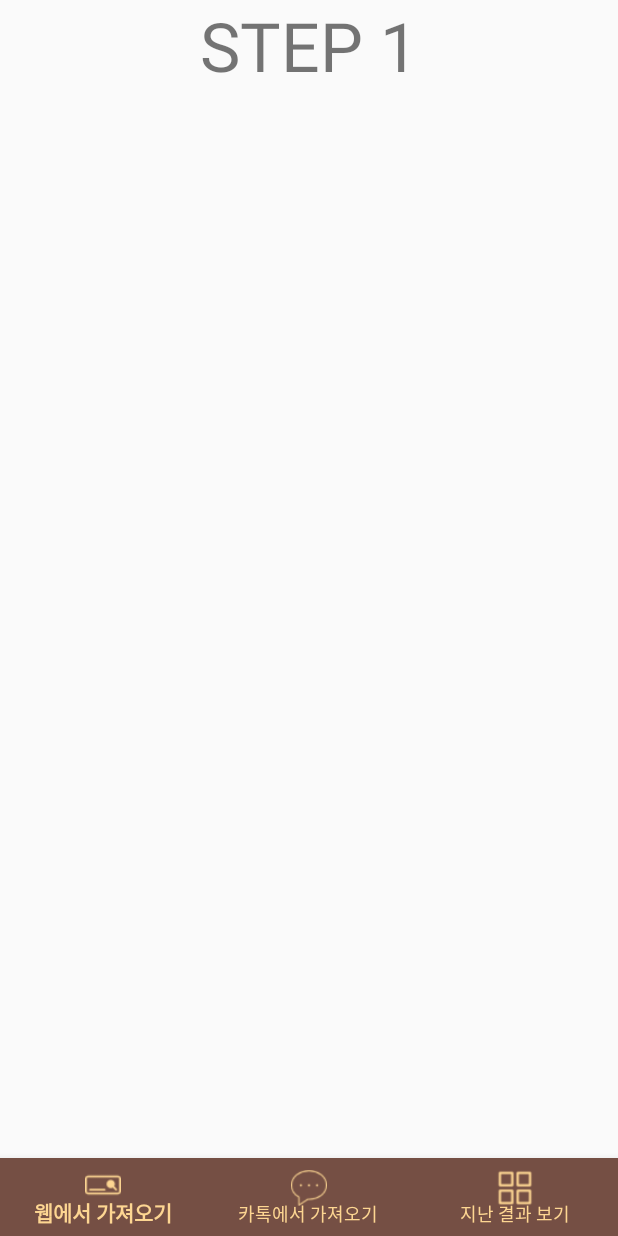
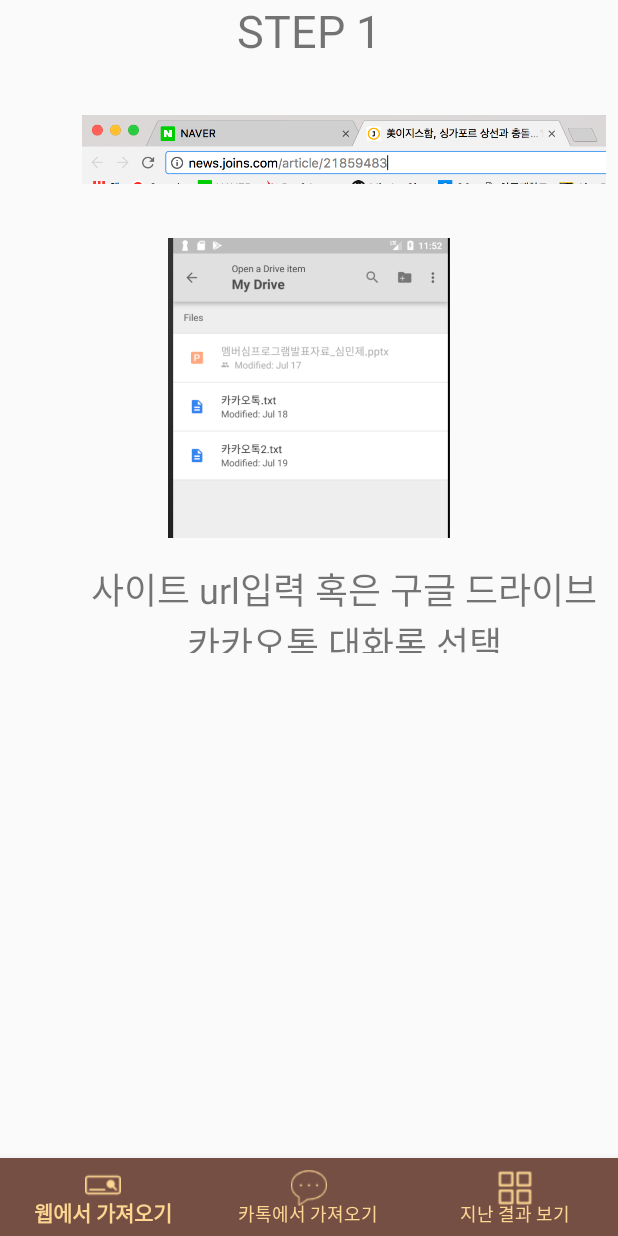
Before and after one commit to MinJaeSim/MobileWordCloud, an Android app: the fragment StepFragment placed in its activity, on a phone screen of 412 x 824 dp. Run offline under Robolectric (Android 15) with nearby library versions, the phone set to English and light mode, and no system bars; libraries missing offline, so code that uses them is left out: com.stepstone.stepper; 1 statement that could not run was skipped.

Commit message:
스텝퍼 완성

```diff
--- a/app/src/main/java/com/example/simminje/mobilewordcloud/View/LoadWebFragment.java
+++ b/app/src/main/java/com/example/simminje/mobilewordcloud/View/LoadWebFragment.java
@@ -8,7 +8,6 @@ import android.support.annotation.Nullable;
 import android.support.design.widget.Snackbar;
 import android.support.design.widget.TextInputEditText;
 import android.support.v4.app.Fragment;
-import android.support.v4.app.FragmentManager;
 import android.view.LayoutInflater;
 import android.view.View;
 import android.view.ViewGroup;
--- a/app/src/main/java/com/example/simminje/mobilewordcloud/View/MainActivity.java
+++ b/app/src/main/java/com/example/simminje/mobilewordcloud/View/MainActivity.java
@@ -45,6 +45,8 @@ public class MainActivity extends AppCompatActivity {
                         fm.beginTransaction().replace(R.id.fragment_container, LoadFromWebFragment).commit();
                         return true;
                     case R.id.action_review:
+                        Fragment PastResultFragment = new PastResultFragment();
+                        fm.beginTransaction().replace(R.id.fragment_container, PastResultFragment).commit();
                         return true;
                 }
                 return false;
--- a/app/src/main/java/com/example/simminje/mobilewordcloud/View/StepFragment.java
+++ b/app/src/main/java/com/example/simminje/mobilewordcloud/View/StepFragment.java
@@ -31,8 +31,6 @@ public class StepFragment extends Fragment implements Step{
                 v = inflater.inflate(R.layout.step3, container, false);
                 break;
         }
-        //initialize your UI
-
         return v;
     }
 
--- /dev/null
+++ b/app/src/main/res/layout/fragment_past_result.xml
@@ -0,0 +1,6 @@
+<?xml version="1.0" encoding="utf-8"?>
+<android.support.constraint.ConstraintLayout xmlns:android="http://schemas.android.com/apk/res/android"
+    android:orientation="vertical" android:layout_width="match_parent"
+    android:layout_height="match_parent">
+
+</android.support.constraint.ConstraintLayout>
--- a/app/src/main/res/layout/step1.xml
+++ b/app/src/main/res/layout/step1.xml
@@ -1,8 +1,9 @@
 <?xml version="1.0" encoding="utf-8"?>
 <android.support.constraint.ConstraintLayout xmlns:android="http://schemas.android.com/apk/res/android"
     xmlns:app="http://schemas.android.com/apk/res-auto"
+    xmlns:tools="http://schemas.android.com/tools"
     android:layout_width="match_parent"
-    android:layout_height="match_parent">
+    android:layout_height="435dp">
 
     <TextView
         android:id="@+id/textView"
@@ -12,14 +13,54 @@
         android:layout_marginTop="0dp"
         android:text="@string/step_1"
         android:textAlignment="center"
-        android:textSize="45sp"
+        android:textSize="30sp"
         app:layout_constraintBottom_toBottomOf="parent"
         app:layout_constraintLeft_toLeftOf="parent"
         app:layout_constraintRight_toRightOf="parent"
         app:layout_constraintTop_toTopOf="parent"
         app:layout_constraintVertical_bias="0.0" />
 
+    <ImageView
+        android:id="@+id/imageView"
+        android:layout_width="349dp"
+        android:layout_height="70dp"
+        android:layout_marginEnd="8dp"
+        android:layout_marginLeft="16dp"
+        android:layout_marginStart="8dp"
+        android:layout_marginTop="24dp"
+        app:layout_constraintEnd_toEndOf="parent"
+        app:layout_constraintLeft_toLeftOf="parent"
+        app:layout_constraintTop_toBottomOf="@+id/textView"
+        app:srcCompat="@drawable/step1_1" />
 
+    <ImageView
+        android:id="@+id/imageView2"
+        android:layout_width="349dp"
+        android:layout_height="200dp"
+        android:layout_marginEnd="8dp"
+        android:layout_marginStart="8dp"
+        android:layout_marginTop="24dp"
+        app:layout_constraintEnd_toEndOf="parent"
+        app:layout_constraintStart_toStartOf="parent"
+        app:layout_constraintTop_toBottomOf="@+id/imageView"
+        app:srcCompat="@drawable/step1_2"
+        tools:layout_editor_absoluteX="-160dp" />
+
+    <TextView
+        android:id="@+id/textView2"
+        android:layout_width="349dp"
+        android:layout_height="wrap_content"
+        android:layout_marginEnd="8dp"
+        android:layout_marginLeft="16dp"
+        android:layout_marginStart="8dp"
+        android:layout_marginTop="16dp"
+        android:text="@string/description"
+        android:textAlignment="center"
+        android:textSize="24sp"
+        app:layout_constraintEnd_toEndOf="parent"
+        app:layout_constraintLeft_toLeftOf="parent"
+        app:layout_constraintTop_toBottomOf="@+id/imageView2"
+        tools:ignore="RtlHardcoded" />
 
 
 </android.support.constraint.ConstraintLayout>
--- a/app/src/main/res/values/strings.xml
+++ b/app/src/main/res/values/strings.xml
@@ -14,4 +14,7 @@
     <string name="step_1">STEP 1</string>
     <string name="step_2">STEP 2</string>
     <string name="step_3">STEP 3</string>
+    <string name="description">사이트 url입력 혹은 구글 드라이브 카카오톡 대화록 선택</string>
+    <string name="description2">결과 보기 버튼 클릭</string>
+    <string name="description3">결과 확인!</string>
 </resources>
```
Also changed, not shown: app/src/main/java/com/example/simminje/mobilewordcloud/View/PastResultFragment.java (added, +16 -0 lines), app/src/main/res/layout/fragment_load_kakao.xml (+21 -16 lines), app/src/main/res/layout/fragment_load_web.xml (+23 -21 lines), app/src/main/res/layout/step2.xml (+32 -2 lines), app/src/main/res/layout/step3.xml (+29 -2 lines), app/src/main/res/drawable/step1_1.png (added), app/src/main/res/drawable/step1_2.png (added), app/src/main/res/drawable/step2.png (added), app/src/main/res/drawable/step3.png (added).
